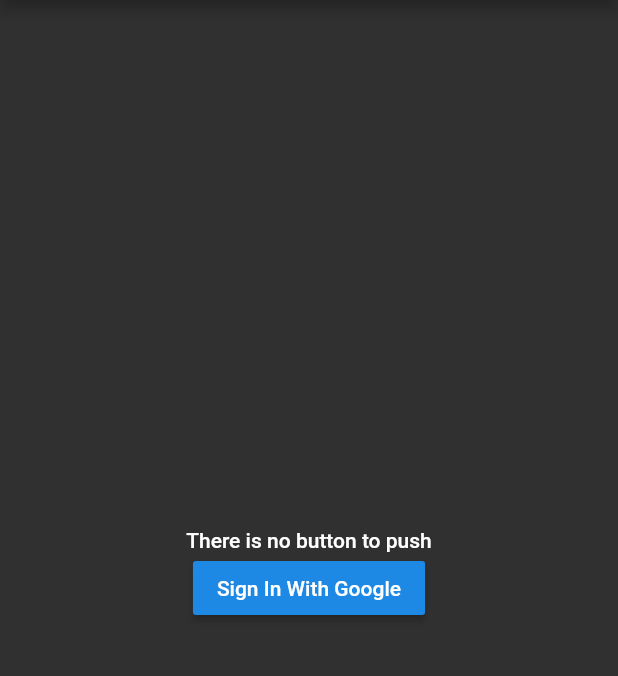
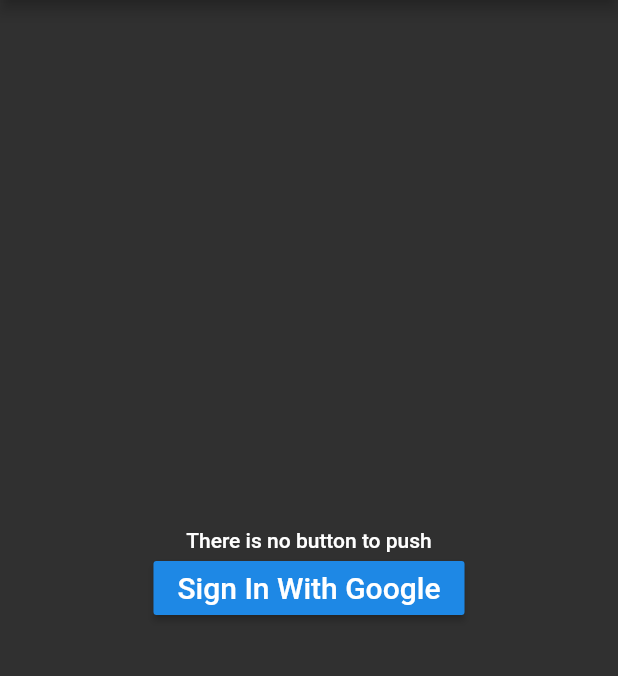
Before and after one commit to gdblech/PubHub, a Flutter app: the screen it shows after launch, on a phone screen of 412 x 824 dp, the part 84-760 px from its top. Run offline on Flutter 3.47's test engine with Material 2 defaults, Android fonts, the phone set to English and light mode, and no system bars.

Commit message:
added logo, fixed font size

```diff
--- a/src/app/lib/main.dart
+++ b/src/app/lib/main.dart
@@ -34,6 +34,10 @@ class _MyHomePageState extends State<MyHomePage> {
     });
   }
 
+  void _authenticate(){
+
+  }
+
   @override
   Widget build(BuildContext context) {
     return new Scaffold(
@@ -52,21 +56,12 @@ class _MyHomePageState extends State<MyHomePage> {
 
               child: new Text(
                 'Sign In With Google',
-                style: TextStyle(fontFamily: 'Roboto')
+                style: TextStyle(fontFamily: 'Roboto', fontSize: 20.0)
                 ),
             )
-            // new Text(
-            //   '$_counter',
-            //   style: Theme.of(context).textTheme.display1,
-            // ),
           ],
         ),
       ),
-      // floatingActionButton: new FloatingActionButton(
-      //   onPressed: _incrementCounter,
-      //   tooltip: 'Increment',
-      //   child: new Icon(Icons.add),
-      //), // This trailing comma makes auto-formatting nicer for build methods.
     );
   }
 }
--- a/src/app/pubspec.yaml
+++ b/src/app/pubspec.yaml
@@ -1,4 +1,4 @@
-name: PubHub
+name: app
 description: A new Flutter project.
 
 # The following defines the version and build number for your application.
@@ -37,4 +37,3 @@ flutter:
     - family: Roboto
       fonts:
         - asset: fonts/Roboto-Medium.ttf
-          weight: 900
```
Also changed, not shown: src/app/images/btn_google_light_normal_mdpi.9.png (added).
